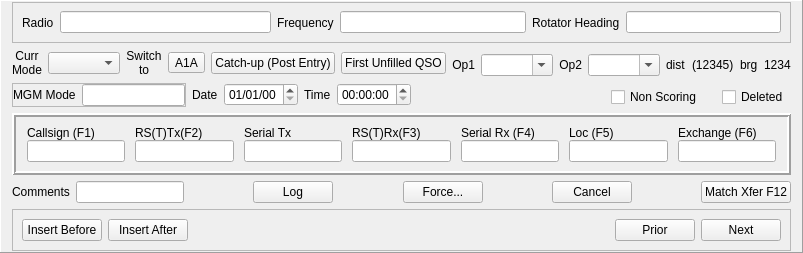
Above: mqt/MqtLogger/qsologframe.ui from Rsclub22/Minos2-Mirror before the change. Below: the same form after it.
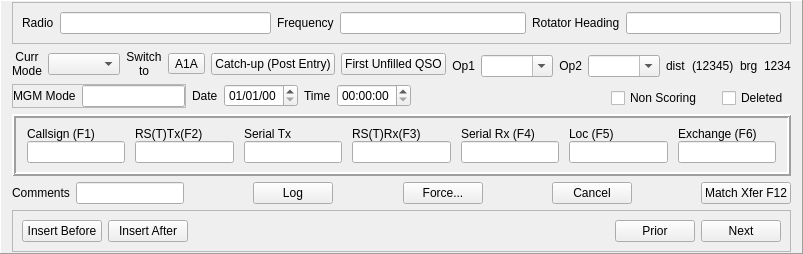
That is the form after the change.

Commit message: Fix some tab focus problems

```diff
--- a/mqt/MqtLogger/qsologframe.ui
+++ b/mqt/MqtLogger/qsologframe.ui
@@ -7,7 +7,7 @@
     <x>0</x>
     <y>0</y>
     <width>755</width>
-    <height>253</height>
+    <height>254</height>
    </rect>
   </property>
   <property name="windowTitle">
```
Left out of the diff: 6 changed lines with no effect on the pictures. The commit also changes 3 other files.
